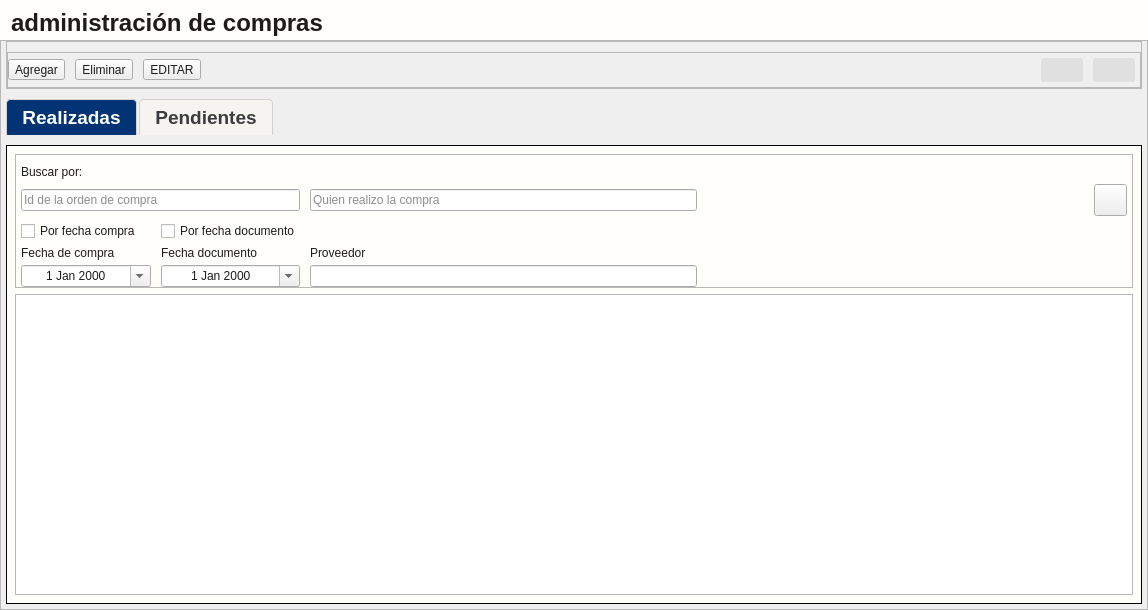
Qt form app/View/UserInterfaceUi/UI_CONTROL_COMPRAS.ui (LAngelVp/TuleVenta) before a commit.
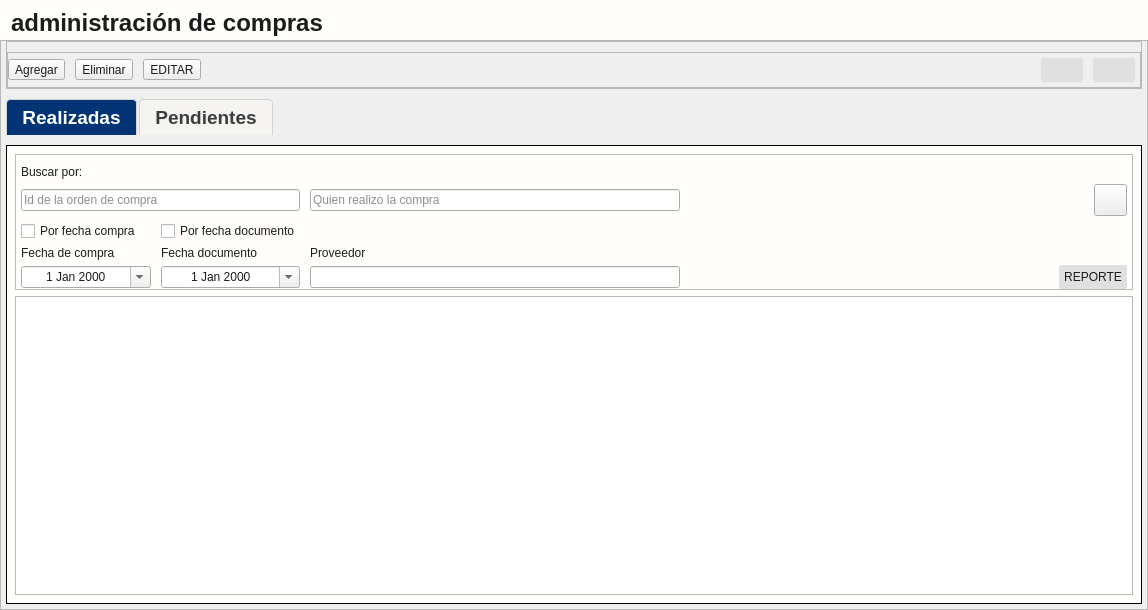
The same form after that commit. Icons and pictures are not drawn.

Commit message: Termine la funcionalidad del control de compras

```diff
--- a/app/View/UserInterfaceUi/UI_CONTROL_COMPRAS.ui
+++ b/app/View/UserInterfaceUi/UI_CONTROL_COMPRAS.ui
@@ -200,6 +200,18 @@
 #btn_btn_generarOrdenCompra:pressed{
 background: #b6ccd8 ;
 }
+#btn_btn_generarOrdenCompraCompletada{
+border-radius: 2px;
+background: #e0e0e0;
+padding: 5px;
+color: #1d1c1c;
+}
+#btn_btn_generarOrdenCompraCompletada:hover{
+background: rgb(179, 179, 179);
+}
+#btn_btn_generarOrdenCompraCompletada:pressed{
+background: #b6ccd8 ;
+}
 
 /*-----------TABLA--------------*/
 
@@ -566,7 +578,7 @@
                   </property>
                  </spacer>
                 </item>
-                <item row="3" column="10">
+                <item row="3" column="10" alignment="Qt::AlignmentFlag::AlignRight">
                  <widget class="QToolButton" name="btn_btn_buscar_OCrealizadas">
                   <property name="cursor">
                    <cursorShape>PointingHandCursor</cursorShape>
@@ -627,6 +639,17 @@
                   </property>
                  </widget>
                 </item>
+                <item row="8" column="10">
+                 <widget class="QPushButton" name="btn_btn_generarOrdenCompraCompletada">
+                  <property name="text">
+                   <string>REPORTE</string>
+                  </property>
+                  <property name="icon">
+                   <iconset resource="../../Source/ibootstrap.qrc">
+                    <normaloff>:/Icons/Bootstrap/file-earmark-pdf-fill.svg</normaloff>:/Icons/Bootstrap/file-earmark-pdf-fill.svg</iconset>
+                  </property>
+                 </widget>
+                </item>
                </layout>
               </widget>
              </item>
```
The commit also changes 106 other files.
